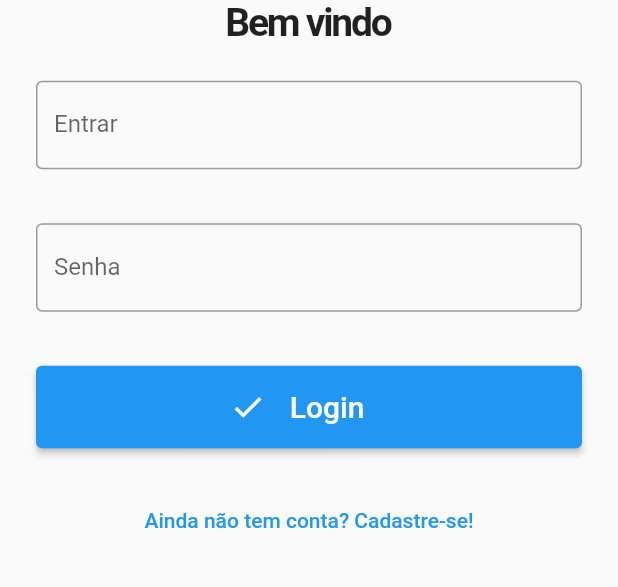
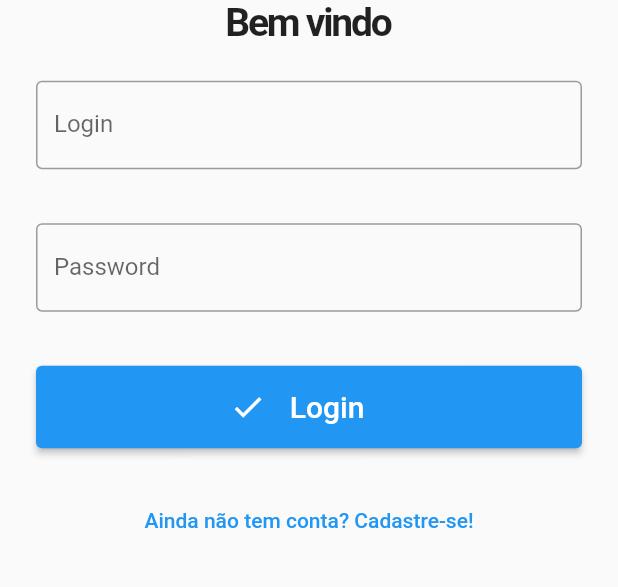
Before and after one commit to GL-Tech-Solutions/to-do-list-universitario, a Flutter app: the screen it shows after launch, on a phone screen of 412 x 824 dp, the part 349-936 px from its top. Run offline on Flutter 3.47's test engine with Material 2 defaults, Android fonts, the phone set to English and light mode, and no system bars; our stand-ins replace cloud_firestore, firebase_auth, firebase_core, flip_card, flutter_colorpicker, font_awesome_flutter and 2 more; accounts and stored records are empty.

Commit message:
Detalhes internacionalização

```diff
--- a/lib/l10n/intl_en.arb
+++ b/lib/l10n/intl_en.arb
@@ -1,5 +1,9 @@
 {
     "Titulo": "University To-do List",
+    "Publico": "PUBLIC",
+    "Privado": "PRIVATE",
+    "Selecionadas": "selecteds",
+    "Concluir": "Conclude",
     "Inicio": "Init",
     "Disciplinas": "Discipline",
     "Disciplina": "Discipline",
--- a/lib/l10n/intl_es.arb
+++ b/lib/l10n/intl_es.arb
@@ -1,5 +1,9 @@
 {
     "Titulo": "Lista de tareas de la universidad",
+    "Selecionadas": "seleccionado",
+    "Publico": "PÚBLICO",
+    "Privado": "PRIVADO",
+    "Concluir": "Concluir",
     "Inicio": "Inicio",
     "Disciplinas": "Tema",
     "Disciplina": "Tema",
--- a/lib/l10n/intl_fr.arb
+++ b/lib/l10n/intl_fr.arb
@@ -1,5 +1,9 @@
 {
     "Titulo": "Liste de choses à faire à l'université",
+    "Concluir": "Conclure",
+    "Publico": "PUBLIQUE",
+    "Privado": "PRIVÉ",
+    "Selecionadas": "choisi",
     "Inicio": "Début",
     "Disciplinas": "Matière",
     "Disciplina": "Matière",
--- a/lib/l10n/intl_pt.arb
+++ b/lib/l10n/intl_pt.arb
@@ -1,6 +1,10 @@
 {
     "Titulo": "To-Do List Universitário",
+    "Publico": "PUBLICO",
+    "Privado": "PRIVADO",
     "Inicio": "Início",
+    "Selecionadas": "selecionadas",
+    "Concluir": "Concluir",
     "Disciplinas": "Disciplinas",
     "Disciplina": "Disciplina",
     "Tarefas": "Tarefas",
--- a/lib/widgets/auth_check.dart
+++ b/lib/widgets/auth_check.dart
@@ -1,7 +1,9 @@
 import 'package:flutter/material.dart';
 import 'package:flutter_aula_1/pages/home_page.dart';
 import 'package:flutter_aula_1/services/auth_service.dart';
+import 'package:flutter_localizations/flutter_localizations.dart';
 import 'package:provider/provider.dart';
+import '../generated/l10n.dart';
 import '../pages/login_page.dart';
 
 class AuthCheck extends StatefulWidget {
@@ -26,10 +28,17 @@ class _AuthCheckState extends State<AuthCheck> {
 
   loading()
   {
-    return Scaffold(
+    return MaterialApp(
+      localizationsDelegates: [S.delegate,
+      GlobalMaterialLocalizations.delegate,
+      GlobalCupertinoLocalizations.delegate,
+      GlobalWidgetsLocalizations.delegate
+      ],
+      home: Scaffold(
       body: Center(
         child: CircularProgressIndicator(),
       )
+      ),
     );
   }
 }
--- a/pubspec.yaml
+++ b/pubspec.yaml
@@ -33,6 +33,8 @@ dependencies:
   flutter_localizations:
     sdk: flutter
   intl: ^0.17.0
+
+  flutter_intl:
 
   provider: ^6.0.3
   shared_preferences: ^2.0.6
```
Also changed, not shown: lib/widgets/appbar_tarefas.dart (+14 -5 lines), lib/widgets/tarefa_card.dart (+16 -7 lines), lib/generated/intl/messages_en.dart, lib/generated/intl/messages_es.dart, lib/generated/intl/messages_fr.dart, lib/generated/intl/messages_pt.dart, lib/generated/l10n.dart, pubspec.lock.
